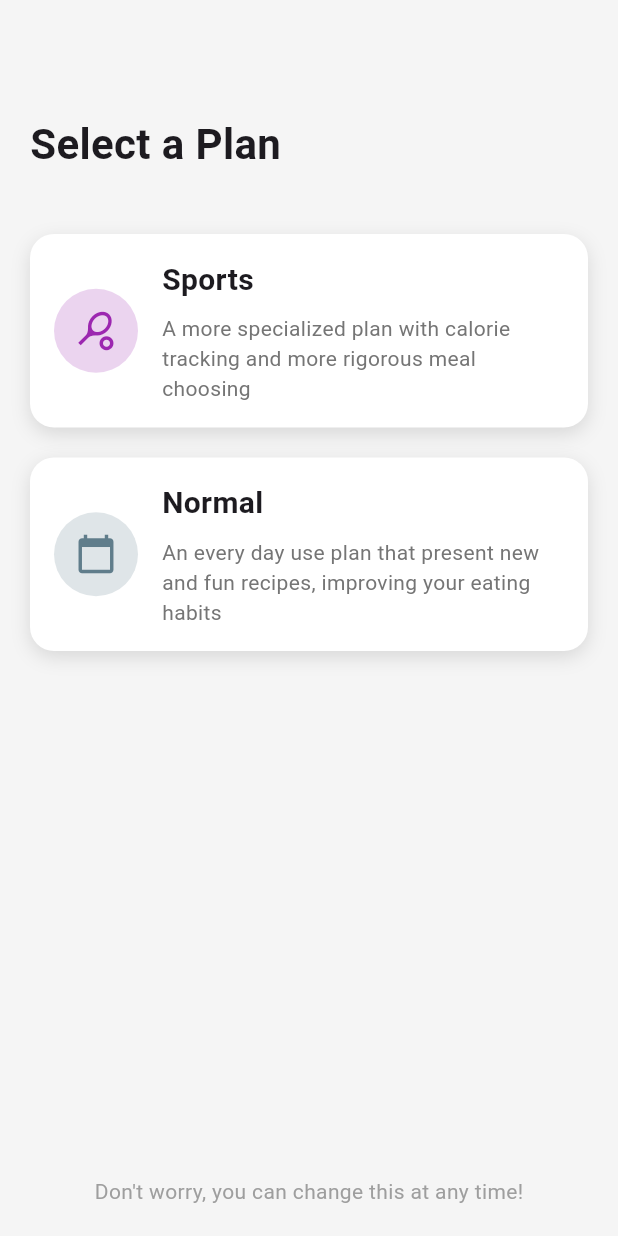
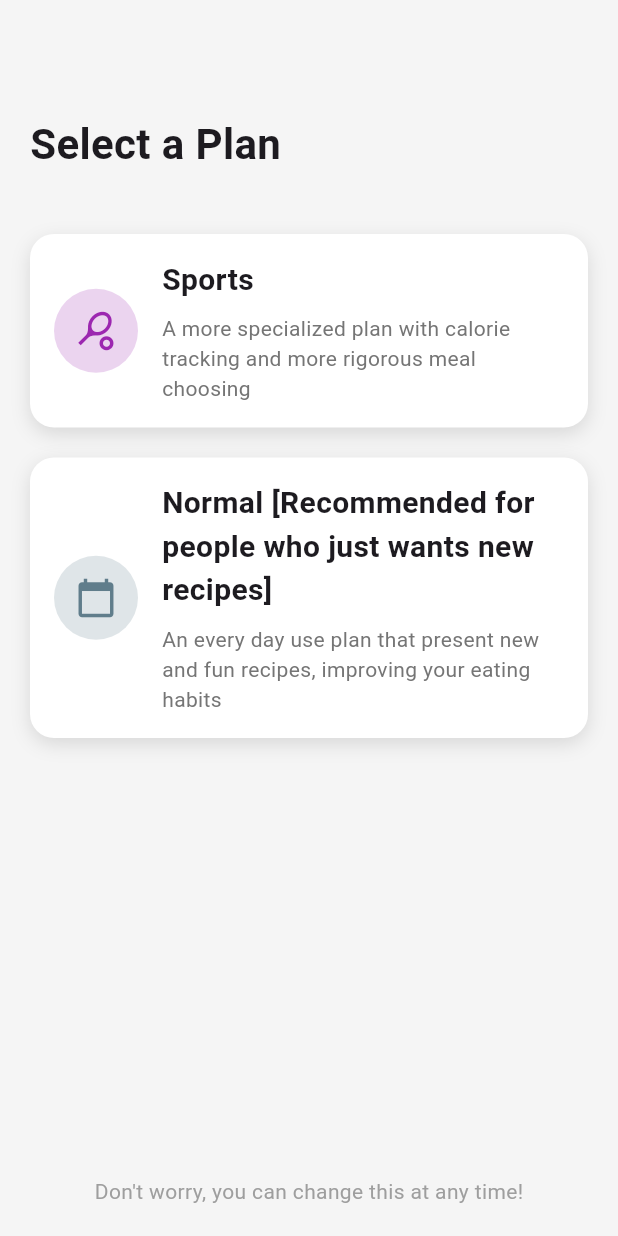
Before and after one commit to DeKxus/ZipRecipes, a Flutter app: the SelectPlan screen opened directly, on a phone screen of 412 x 824 dp. Run offline on Flutter 3.47's test engine with Material 3 defaults, Android fonts, the phone set to English and light mode, and no system bars; our stand-ins replace cloud_firestore, curved_navigation_bar, firebase_auth, firebase_core, image_picker; missing offline and left inert: dart:ffi; accounts and stored records are empty.

Commit message:
Little change in the select_plan

```diff
--- a/zip_recipes_app/lib/home/select_plan.dart
+++ b/zip_recipes_app/lib/home/select_plan.dart
@@ -22,7 +22,7 @@ class _SelectPlanState extends State<SelectPlan> {
       iconColor: Colors.purple,
     ),
     PlanOption(
-      title: 'Normal',
+      title: 'Normal [Recommended for people who just wants new recipes]',
       description:
       'An every day use plan that present new and fun recipes, improving your eating habits',
       icon: Icons.calendar_today,
```
